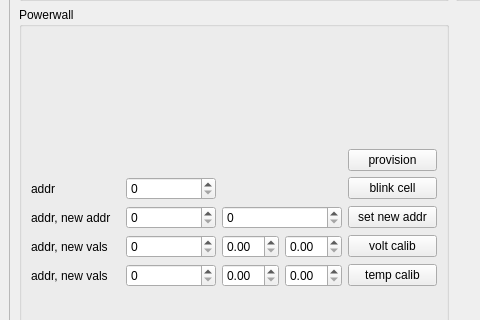
First picture: the form in SmartHome/terminal/forms/main.ui, repository Zbysekz/SmartHome, before the edit; both pictures show x 0 to 480 and y 424 to 744 of the 903 by 877 pixel window.
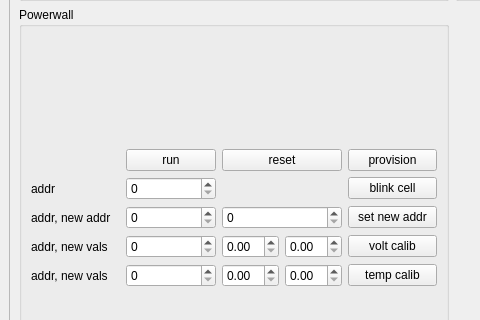
Second picture: the form after the edit.

Commit message: new server + terminal updated

```diff
--- a/SmartHome/terminal/forms/main.ui
+++ b/SmartHome/terminal/forms/main.ui
@@ -162,6 +162,20 @@
                <item row="6" column="1">
                 <widget class="QSpinBox" name="spinBox_4"/>
                </item>
+               <item row="0" column="2">
+                <widget class="QPushButton" name="btnPowerwallReset">
+                 <property name="text">
+                  <string>reset</string>
+                 </property>
+                </widget>
+               </item>
+               <item row="0" column="1">
+                <widget class="QPushButton" name="btnPowerwallRun">
+                 <property name="text">
+                  <string>run</string>
+                 </property>
+                </widget>
+               </item>
               </layout>
              </item>
             </layout>
```
The commit also changes 2 other files.
